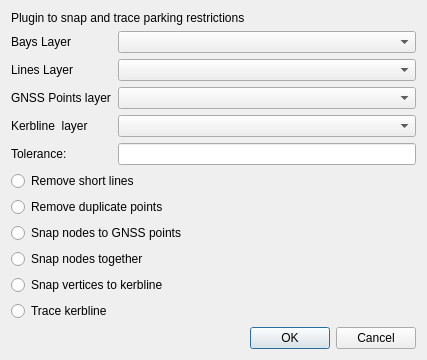
This is TOMs_Snap_Trace_dialog_base.ui in tlh22/TOMsSnapTrace as Qt 5 draws it before an edit. The edited form follows.
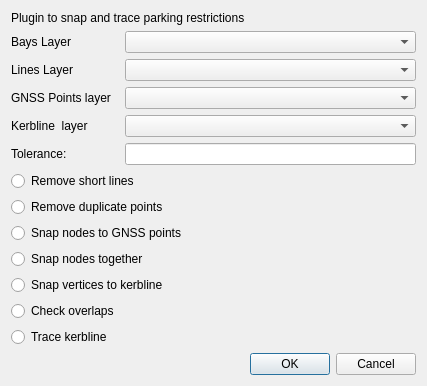
This is the edited form. Custom widgets are drawn as their Qt base class.

```diff
--- a/TOMs_Snap_Trace_dialog_base.ui
+++ b/TOMs_Snap_Trace_dialog_base.ui
@@ -7,7 +7,7 @@
     <x>0</x>
     <y>0</y>
     <width>427</width>
-    <height>341</height>
+    <height>375</height>
    </rect>
   </property>
   <property name="windowTitle">
@@ -112,7 +112,7 @@
      </property>
     </widget>
    </item>
-   <item row="15" column="0">
+   <item row="16" column="0">
     <widget class="QRadioButton" name="rb_traceKerbline">
      <property name="text">
       <string>Trace kerbline</string>
@@ -122,7 +122,7 @@
      </property>
     </widget>
    </item>
-   <item row="16" column="0" colspan="2">
+   <item row="17" column="0" colspan="2">
     <widget class="QDialogButtonBox" name="button_box">
      <property name="orientation">
       <enum>Qt::Horizontal</enum>
@@ -144,6 +144,16 @@
    <item row="7" column="1">
     <widget class="QgsMapLayerComboBox" name="kerbLayer"/>
    </item>
+   <item row="15" column="0">
+    <widget class="QRadioButton" name="rb_checkOverlaps">
+     <property name="text">
+      <string>Check overlaps</string>
+     </property>
+     <property name="autoExclusive">
+      <bool>false</bool>
+     </property>
+    </widget>
+   </item>
   </layout>
  </widget>
  <customwidgets>
```
